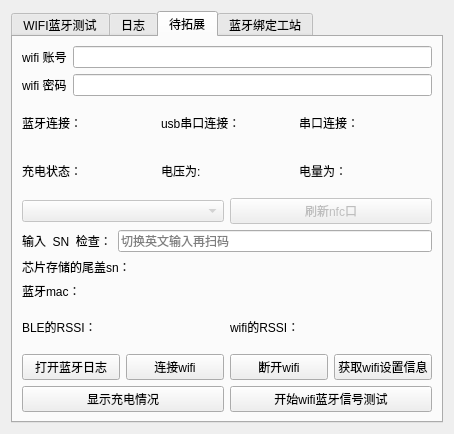
Qt form work_station/wifi_ble/wifibletest.ui (yuhuang163/test) before a commit.
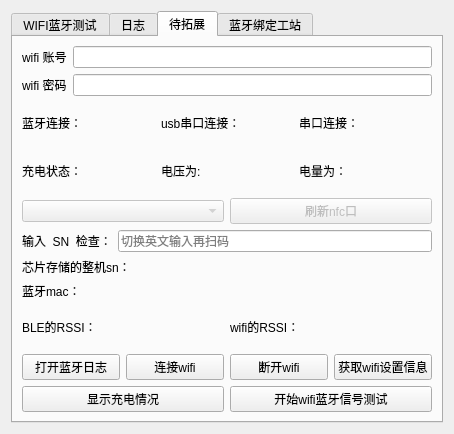
The same form after that commit. The open tabs and pages were chosen to show the change.

Commit message: 统一命名尾盖sn为整机sn，新增对新的fct协议的信号适配

Patch:
```diff
--- a/work_station/wifi_ble/wifibletest.ui
+++ b/work_station/wifi_ble/wifibletest.ui
@@ -502,7 +502,7 @@
          <item>
           <widget class="QLabel" name="tail_sn">
            <property name="text">
-            <string>芯片存储的尾盖sn：</string>
+            <string>芯片存储的整机sn：</string>
            </property>
           </widget>
          </item>
```
Left out of the diff: 2 changed lines with no effect on the pictures. The commit also changes 34 other files.
